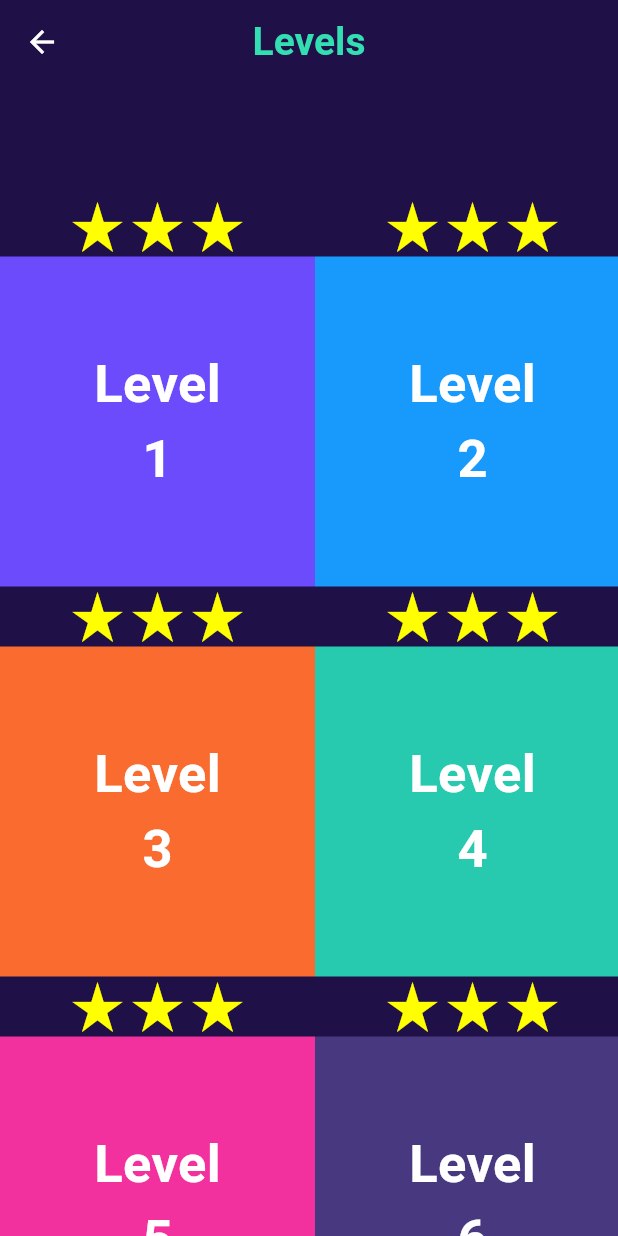
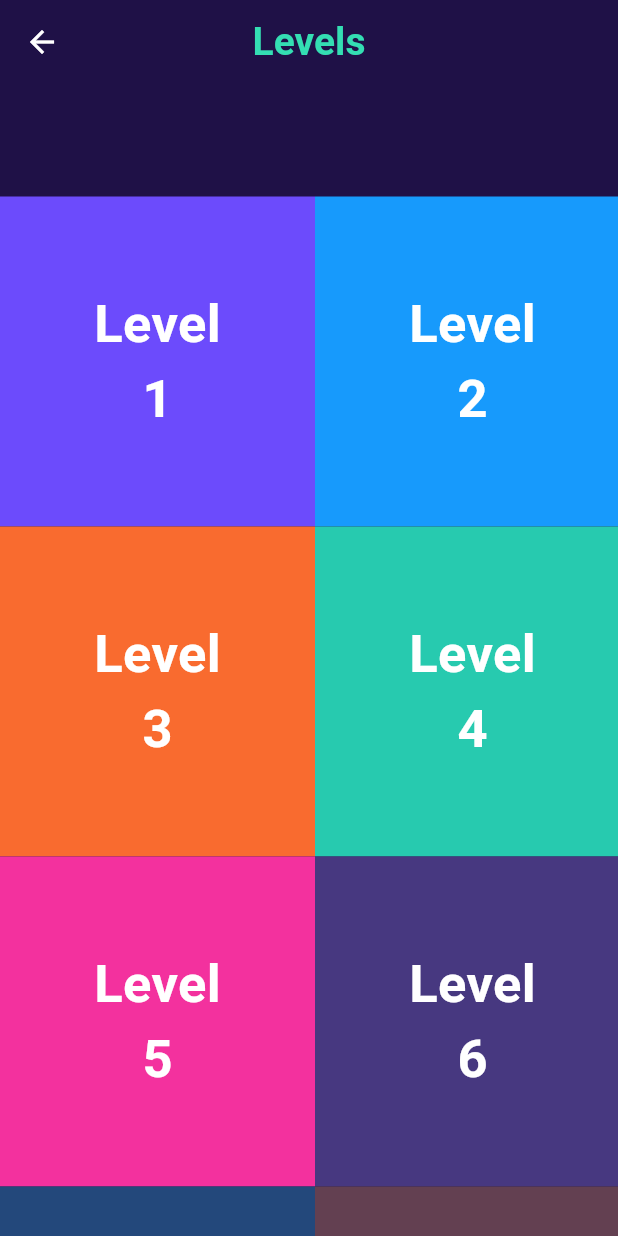
Before and after one commit to BasntEbrahim7/GameApp, a Flutter app: the LevelsPage screen opened directly, on a phone screen of 412 x 824 dp. Run offline on Flutter 3.47's test engine with Material 3 defaults, Android fonts, the phone set to English and light mode, and no system bars; missing offline and left inert: flutter_polygon.

Commit message:
Update levels containers.dart

```diff
--- a/lib/Components/levels containers.dart
+++ b/lib/Components/levels containers.dart
@@ -4,29 +4,18 @@ import 'package:flutter_polygon/flutter_polygon.dart';
 class LevelsContainers extends StatelessWidget {
   final int levelNum;
   final Color containerColor;
-  final IconData starIconData; // Accept IconData
-  final Color starIconColor; // Accept color for the icon
 
   const LevelsContainers({
     super.key,
     required this.levelNum,
     required this.containerColor,
-    required this.starIconData,
-    this.starIconColor = Colors.black, // Default color
   });
 
   @override
   Widget build(BuildContext context) {
     return Column(
       children: [
-        Row(
-          mainAxisAlignment: MainAxisAlignment.spaceBetween,
-          children: [
-            Icon(starIconData, color: starIconColor,size: 40,), // Use IconData and color
-            Icon(starIconData, color: starIconColor,size: 40,),
-            Icon(starIconData, color: starIconColor,size: 40,),
-          ],
-        ),
+
         Container(
           width: 210,
           height: 220,
```
